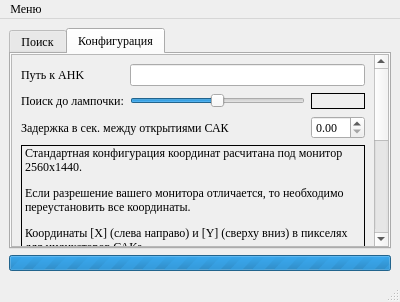
This is interface.ui in TeoDar/stalcraft_signals as Qt 5 draws it before an edit. The edited form follows.
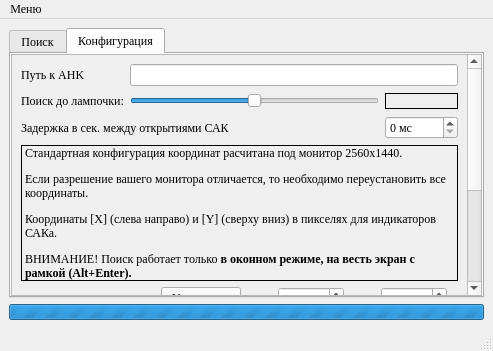
This is the edited form. The open tabs and pages were chosen to show the change. Icons and pictures are not drawn.

Patch:
```diff
--- a/interface.ui
+++ b/interface.ui
@@ -6,8 +6,8 @@
    <rect>
     <x>0</x>
     <y>0</y>
-    <width>400</width>
-    <height>302</height>
+    <width>493</width>
+    <height>351</height>
    </rect>
   </property>
   <property name="minimumSize">
@@ -160,8 +160,8 @@
             <rect>
              <x>0</x>
              <y>0</y>
-             <width>349</width>
-             <height>554</height>
+             <width>442</width>
+             <height>513</height>
             </rect>
            </property>
            <layout class="QGridLayout" name="gridLayout_4">
@@ -616,6 +616,12 @@
                   <verstretch>0</verstretch>
                  </sizepolicy>
                 </property>
+                <property name="suffix">
+                 <string> px</string>
+                </property>
+                <property name="prefix">
+                 <string/>
+                </property>
                 <property name="maximum">
                  <number>9999</number>
                 </property>
@@ -680,6 +686,12 @@
                   <verstretch>0</verstretch>
                  </sizepolicy>
                 </property>
+                <property name="suffix">
+                 <string> px</string>
+                </property>
+                <property name="prefix">
+                 <string/>
+                </property>
                 <property name="maximum">
                  <number>9999</number>
                 </property>
@@ -793,11 +805,14 @@
               </property>
               <item row="2" column="2">
                <widget class="QDoubleSpinBox" name="reopen_time">
+                <property name="suffix">
+                 <string> мс</string>
+                </property>
+                <property name="decimals">
+                 <number>0</number>
+                </property>
                 <property name="maximum">
-                 <double>10.000000000000000</double>
-                </property>
-                <property name="singleStep">
-                 <double>0.100000000000000</double>
+                 <double>10000.000000000000000</double>
                 </property>
                </widget>
               </item>
@@ -913,7 +928,7 @@
     <rect>
      <x>0</x>
      <y>0</y>
-     <width>400</width>
+     <width>493</width>
      <height>26</height>
     </rect>
    </property>
```
Left out of the diff: 60 changed lines with no effect on the pictures.
